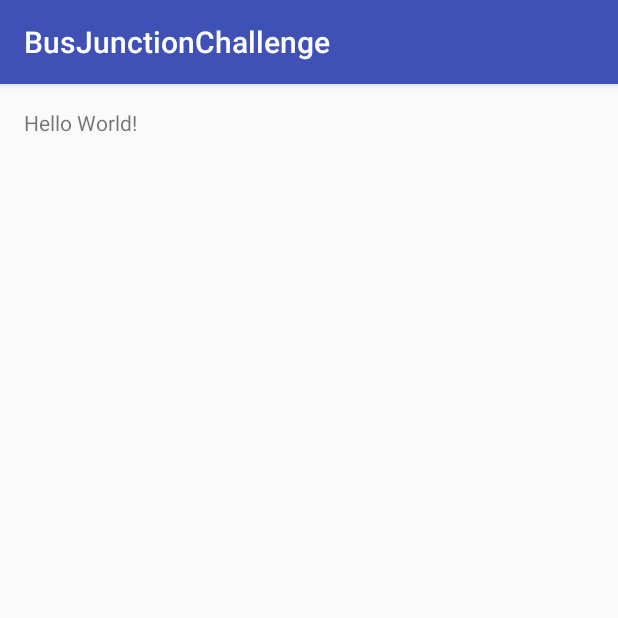
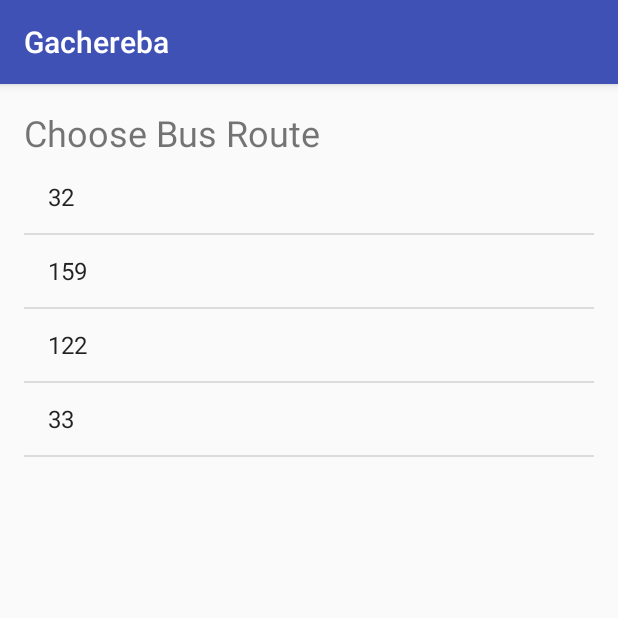
Before and after one commit to ashalva/hackjunction2016, an Android app: the screen it shows after launch (MainActivity), on a phone screen of 412 x 824 dp, the top half of it. Run offline under Robolectric (Android 15) with nearby library versions, the phone set to English and light mode, and no system bars.

Commit message:
Route choose

```diff
--- a/BusJunctionChallenge/app/src/main/java/com/junction/hack/busjunctionchallenge/MainActivity.java
+++ b/BusJunctionChallenge/app/src/main/java/com/junction/hack/busjunctionchallenge/MainActivity.java
@@ -2,12 +2,59 @@ package com.junction.hack.busjunctionchallenge;
 
 import android.support.v7.app.AppCompatActivity;
 import android.os.Bundle;
+import android.view.View;
+import android.widget.AdapterView;
+import android.widget.ArrayAdapter;
+import android.widget.ListView;
+import android.widget.Toast;
 
 public class MainActivity extends AppCompatActivity {
+
+    ListView routeNumbersListView;
 
     @Override
     protected void onCreate(Bundle savedInstanceState) {
         super.onCreate(savedInstanceState);
         setContentView(R.layout.activity_main);
+
+        routeNumbersListView = (ListView) findViewById(R.id.route_numbers);
+
+        String[] routes = new String[] { "32",
+                "159",
+                "122",
+                "33",
+        };
+
+
+        ArrayAdapter<String> adapter = new ArrayAdapter<String>(this,
+                android.R.layout.simple_list_item_1, android.R.id.text1, routes);
+
+
+        // Assign adapter to ListView
+        routeNumbersListView.setAdapter(adapter);
+
+        // ListView Item Click Listener
+        routeNumbersListView.setOnItemClickListener(new AdapterView.OnItemClickListener() {
+
+            @Override
+            public void onItemClick(AdapterView<?> parent, View view,
+                                    int position, long id) {
+
+                // ListView Clicked item index
+                int itemPosition     = position;
+
+                // ListView Clicked item value
+                String  itemValue    = (String) routeNumbersListView.getItemAtPosition(position);
+
+                // Show Alert, Start activity later
+                Toast.makeText(getApplicationContext(),
+                        "Position :"+itemPosition+"  ListItem : " +itemValue , Toast.LENGTH_LONG)
+                        .show();
+
+            }
+
+        });
+
+
     }
 }
--- a/BusJunctionChallenge/app/src/main/res/layout/activity_main.xml
+++ b/BusJunctionChallenge/app/src/main/res/layout/activity_main.xml
@@ -12,5 +12,16 @@
     <TextView
         android:layout_width="wrap_content"
         android:layout_height="wrap_content"
-        android:text="Hello World!" />
+        android:text="@string/choose_route"
+        android:textSize="24sp" />
+
+
+    <ListView
+        android:id="@+id/route_numbers"
+        android:layout_width="match_parent"
+        android:layout_height="match_parent"
+        android:layout_alignParentTop="true"
+        android:layout_alignParentStart="true"
+        android:layout_marginTop="@dimen/text_title" />
+
 </RelativeLayout>
--- a/BusJunctionChallenge/app/src/main/res/values/dimens.xml
+++ b/BusJunctionChallenge/app/src/main/res/values/dimens.xml
@@ -2,4 +2,5 @@
     <!-- Default screen margins, per the Android Design guidelines. -->
     <dimen name="activity_horizontal_margin">16dp</dimen>
     <dimen name="activity_vertical_margin">16dp</dimen>
+    <dimen name="text_title">35dp</dimen>
 </resources>
--- a/BusJunctionChallenge/app/src/main/res/values/strings.xml
+++ b/BusJunctionChallenge/app/src/main/res/values/strings.xml
@@ -1,3 +1,4 @@
 <resources>
-    <string name="app_name">BusJunctionChallenge</string>
+    <string name="app_name">Gachereba</string>
+    <string name="choose_route">Choose Bus Route</string>
 </resources>
--- a/BusJunctionChallenge/build.gradle
+++ b/BusJunctionChallenge/build.gradle
@@ -5,7 +5,7 @@ buildscript {
         jcenter()
     }
     dependencies {
-        classpath 'com.android.tools.build:gradle:2.1.3'
+        classpath 'com.android.tools.build:gradle:2.2.2'
 
         // NOTE: Do not place your application dependencies here; they belong
         // in the individual module build.gradle files
```
